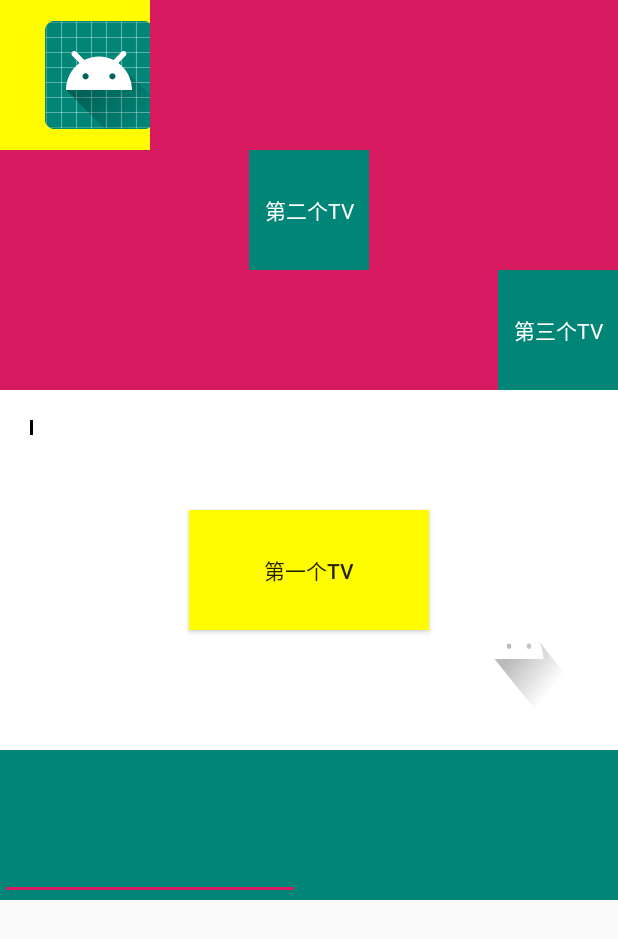
After one commit to Stephc0211/HelloWorld, an Android app: the layout activity_owen_layout_and_widget.xml on its own in the app's theme, with its tools: preview values and no code run, on a phone screen of 412 x 824 dp. The commit adds this screen. Shown: the top 939 px of the screen. Run offline under Robolectric (Android 15) with nearby library versions, the phone set to English and light mode, and no system bars.

Commit message:
owen_class_three : 基本UI控件与布局；

```diff
--- a/app/src/main/AndroidManifest.xml
+++ b/app/src/main/AndroidManifest.xml
@@ -1,6 +1,6 @@
 <?xml version="1.0" encoding="utf-8"?>
 <manifest xmlns:android="http://schemas.android.com/apk/res/android"
-    package="com.example.helloworld" >
+    package="com.example.helloworld">
 
     <application
         android:allowBackup="true"
@@ -8,11 +8,9 @@
         android:label="@string/app_name"
         android:roundIcon="@mipmap/ic_launcher_round"
         android:supportsRtl="true"
-        android:theme="@style/AppTheme" >
-        <activity android:name=".MainActivity" >
-
-        </activity>
-
+        android:theme="@style/AppTheme">
+        <activity android:name=".Owen.OwenLayoutAndWidgetActivity"></activity>
+        <activity android:name=".MainActivity"></activity>
         <activity android:name=".Owen.LoginActivity">
             <intent-filter>
                 <action android:name="android.intent.action.MAIN" />
@@ -20,10 +18,7 @@
                 <category android:name="android.intent.category.LAUNCHER" />
             </intent-filter>
         </activity>
-
-        <activity android:name=".Stephanie.LoginActivity">
-        </activity>
-
+        <activity android:name=".Stephanie.LoginActivity"></activity>
     </application>
 
 </manifest>
--- a/app/src/main/java/com/example/helloworld/Owen/LoginActivity.java
+++ b/app/src/main/java/com/example/helloworld/Owen/LoginActivity.java
@@ -45,7 +45,11 @@ public class LoginActivity extends AppCompatActivity {
         mBtnRegister.setOnClickListener(new View.OnClickListener() {
             @Override
             public void onClick(View view) {
-                Toast.makeText(LoginActivity.this,"我点击了注册按钮",Toast.LENGTH_SHORT).show();
+//                Toast.makeText(LoginActivity.this,"我点击了注册按钮",Toast.LENGTH_SHORT).show();
+                // 跳转
+                Intent intent = new Intent(LoginActivity.this, OwenLayoutAndWidgetActivity.class);
+                intent.putExtra("username",mUserName);
+                startActivity(intent);
             }
         });
 
--- /dev/null
+++ b/app/src/main/java/com/example/helloworld/Owen/OwenLayoutAndWidgetActivity.java
@@ -0,0 +1,21 @@
+package com.example.helloworld.Owen;
+
+import androidx.appcompat.app.AppCompatActivity;;
+import android.os.Bundle;
+import android.widget.EditText;
+
+import com.example.helloworld.R;
+
+public class OwenLayoutAndWidgetActivity extends AppCompatActivity {
+
+    private EditText mEtTest;
+
+    @Override
+    protected void onCreate(Bundle savedInstanceState) {
+        super.onCreate(savedInstanceState);
+        setContentView(R.layout.activity_owen_layout_and_widget);
+        mEtTest = findViewById(R.id.et_test);
+
+
+    }
+}
--- /dev/null
+++ b/app/src/main/res/layout/activity_owen_layout_and_widget.xml
@@ -0,0 +1,133 @@
+<?xml version="1.0" encoding="utf-8"?>
+<LinearLayout
+    xmlns:android="http://schemas.android.com/apk/res/android"
+    xmlns:app="http://schemas.android.com/apk/res-auto"
+    xmlns:tools="http://schemas.android.com/tools"
+    android:layout_width="match_parent"
+    android:layout_height="match_parent"
+    android:orientation="vertical"
+    tools:context=".Owen.OwenLayoutAndWidgetActivity">
+
+    <LinearLayout
+        android:layout_width="match_parent"
+        android:layout_height="wrap_content"
+        android:orientation="vertical"
+        android:background="@color/colorAccent">
+
+        <TextView
+            android:id="@+id/tv_one"
+            android:layout_width="100dp"
+            android:layout_height="100dp"
+            android:background="@color/color_btn_tv_yellow"
+            android:text="@string/owen_layout_and_widget_activity_tv_text_one"
+            android:textColor="@color/color_btn_bg_black"
+            android:layout_gravity="top"
+            android:gravity="center"
+            android:drawableStart="@mipmap/ic_launcher_round"
+            android:drawablePadding="5dp"
+            android:paddingStart="30dp"
+            android:paddingEnd="20dp"
+            android:paddingTop="10dp"
+            android:paddingBottom="10dp"
+            />
+
+        <TextView
+            android:id="@+id/tv_two"
+            android:layout_width="80dp"
+            android:layout_height="80dp"
+            android:background="@color/colorPrimary"
+            android:text="@string/owen_layout_and_widget_activity_tv_text_two"
+            android:textColor="@color/color_btn_bg_white"
+            android:layout_gravity="center"
+            android:gravity="center"
+            />
+
+        <TextView
+            android:id="@+id/tv_three"
+            android:layout_width="80dp"
+            android:layout_height="80dp"
+            android:background="@color/colorPrimary"
+            android:text="@string/owen_layout_and_widget_activity_tv_text_three"
+            android:textColor="@color/color_btn_bg_white"
+            android:layout_gravity="bottom|end"
+            android:gravity="center"
+            />
+
+    </LinearLayout>
+
+    <RelativeLayout
+        android:layout_width="match_parent"
+        android:layout_height="wrap_content"
+        android:background="@color/color_btn_bg_white"
+        >
+
+        <Button
+            android:id="@+id/btn_one"
+            android:layout_width="160dp"
+            android:layout_height="80dp"
+            android:text="@string/owen_layout_and_widget_activity_tv_text_one"
+            android:textAllCaps="false"
+            android:gravity="center"
+            android:background="@color/color_btn_tv_yellow"
+            android:layout_marginTop="20dp"
+            android:layout_marginBottom="20dp"
+            android:layout_marginStart="20dp"
+            android:layout_centerInParent="true"
+
+            />
+
+        <View
+            android:layout_width="2dp"
+            android:layout_height="2dp"
+            android:background="@color/color_btn_bg_black"
+            android:layout_marginTop="20dp"
+            android:layout_marginStart="20dp"
+            />
+
+        <View
+            android:layout_width="2dp"
+            android:layout_height="10dp"
+            android:background="@color/color_btn_bg_black"
+            android:layout_marginTop="20dp"
+            android:layout_marginStart="20dp"
+            />
+
+        <Button
+            android:id="@+id/btn_two"
+            android:layout_width="80dp"
+            android:layout_height="100dp"
+            android:background="@drawable/ic_launcher_foreground"
+            android:layout_toEndOf="@id/btn_one"
+            android:layout_below="@id/btn_one"
+            android:layout_marginStart="20dp"
+            android:layout_marginBottom="20dp"
+            />
+
+    </RelativeLayout>
+
+    <FrameLayout
+        android:layout_width="match_parent"
+        android:layout_height="wrap_content"
+        android:background="@color/colorPrimary"
+        >
+
+        <EditText
+            android:id="@+id/et_test"
+            android:layout_width="200dp"
+            android:layout_height="100dp"
+            android:inputType="numberPassword"
+            />
+
+        <!--<ImageView-->
+            <!--android:layout_width="wrap_content"-->
+            <!--android:layout_height="wrap_content"-->
+            <!--android:src="@mipmap/ic_launcher_round"-->
+            <!--android:layout_marginTop="10dp"-->
+            <!--android:layout_marginStart="10dp"-->
+            <!--/>-->
+
+
+
+    </FrameLayout>
+
+</LinearLayout>
--- a/app/src/main/res/values/strings.xml
+++ b/app/src/main/res/values/strings.xml
@@ -9,6 +9,11 @@
     <!-- main_activity -->
     <string name="activity_main_tv_logout">退出</string>
 
+    <string name="owen_layout_and_widget_activity_tv_text_one">第一个TV</string>
+    <string name="owen_layout_and_widget_activity_tv_text_two">第二个TV</string>
+    <string name="owen_layout_and_widget_activity_tv_text_three">第三个TV</string>
+
+
 
 
 </resources>
```
